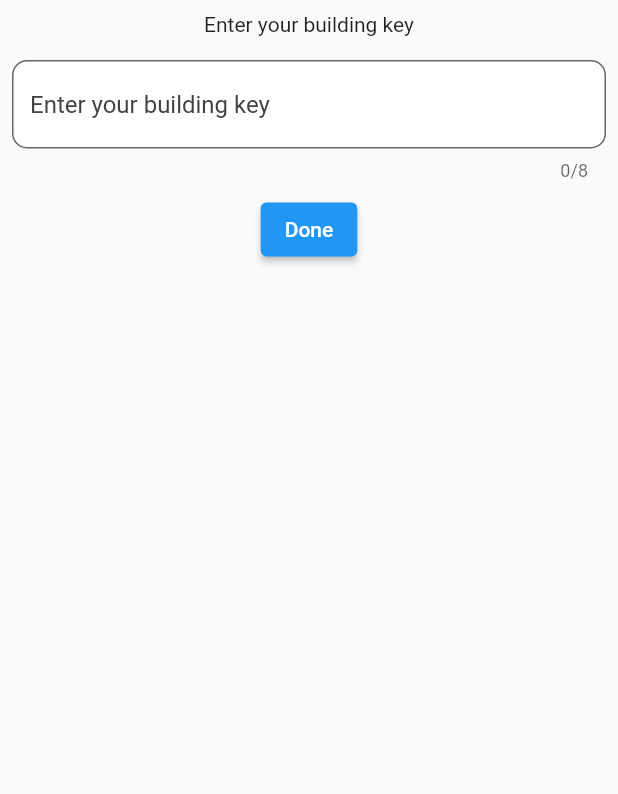
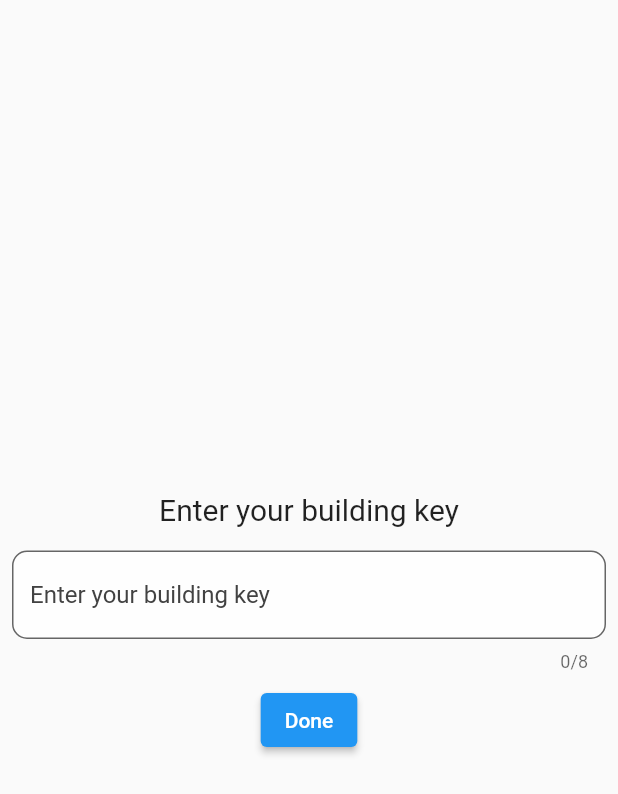
Before and after one commit to CPSCValeriya/STEMfellowship2021, a Flutter app: the ValidationScreen screen opened directly, on a phone screen of 412 x 824 dp. Shown: the top 794 px of the screen. Run offline on Flutter 3.47's test engine with Material 2 defaults, Android fonts, the light colour scheme and no system bars; our stand-ins replace charts_flutter, location.

Commit message:
validation screen added

```diff
--- a/lib/screens/FirstScreen.dart
+++ b/lib/screens/FirstScreen.dart
@@ -1,6 +1,7 @@
 import 'package:flutter/material.dart';
 
 import 'package:myapp/screens/SecondScreen.dart';
+import 'package:myapp/screens/ValidatationScreen.dart';
 
 class FirstScreen extends StatefulWidget {
   FirstScreen({
@@ -32,7 +33,7 @@ class _FirstScreenState extends State<FirstScreen> {
                 style: ElevatedButton.styleFrom(primary: Color(0xff3C7C31)),
                 onPressed: () {
                   Navigator.push(context, MaterialPageRoute(builder: (context) {
-                    return SecondScreen();
+                    return ValidationScreen();
                   }));
                 },
                 child: Text("MY BUILDING")))
--- a/lib/screens/ValidatationScreen.dart
+++ b/lib/screens/ValidationScreen.dart
@@ -14,10 +14,14 @@ class _ValidationScreenState extends State<ValidationScreen> {
   Widget build(BuildContext context) {
     return Scaffold(
         body: Column(
+      mainAxisAlignment: MainAxisAlignment.center,
       children: [
         Padding(
           padding: const EdgeInsets.all(8.0),
-          child: Text("Enter your building key"),
+          child: Text(
+            "Enter your building key",
+            style: TextStyle(fontSize: 20),
+          ),
         ),
         Padding(
           padding: const EdgeInsets.all(8.0),
```
